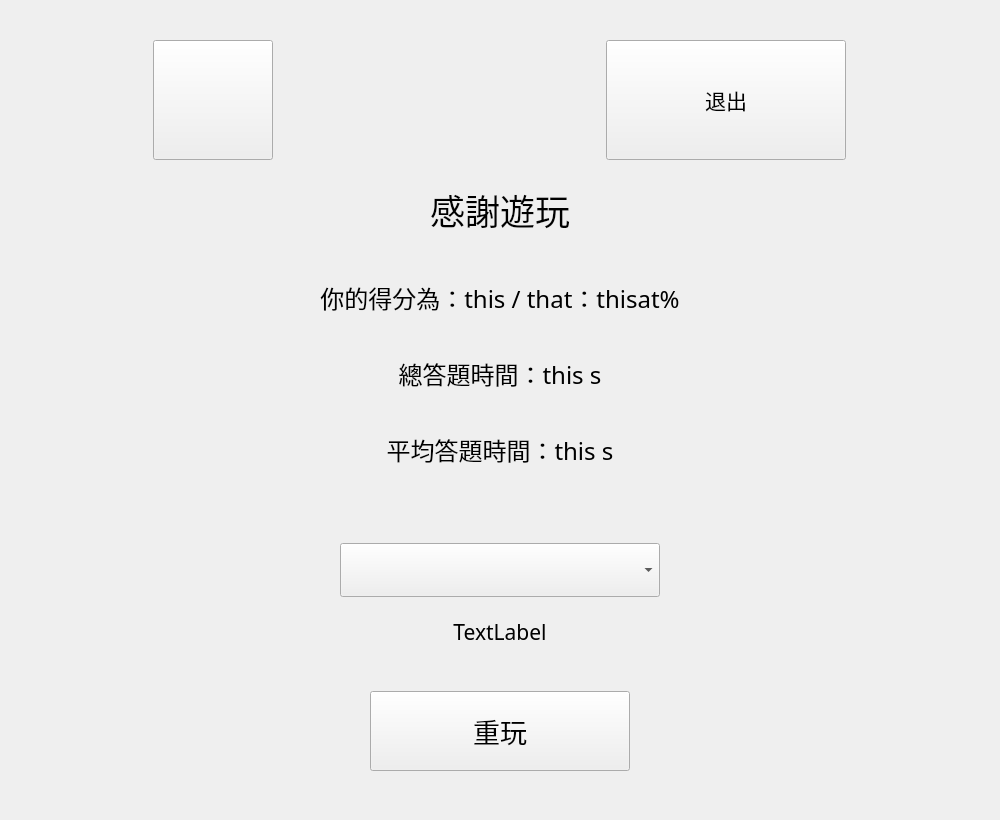
This is GAME/src/ui/outrowidget.ui in hwc20896/ChineseProj_CMake as Qt 5 draws it before an edit. The edited form follows.
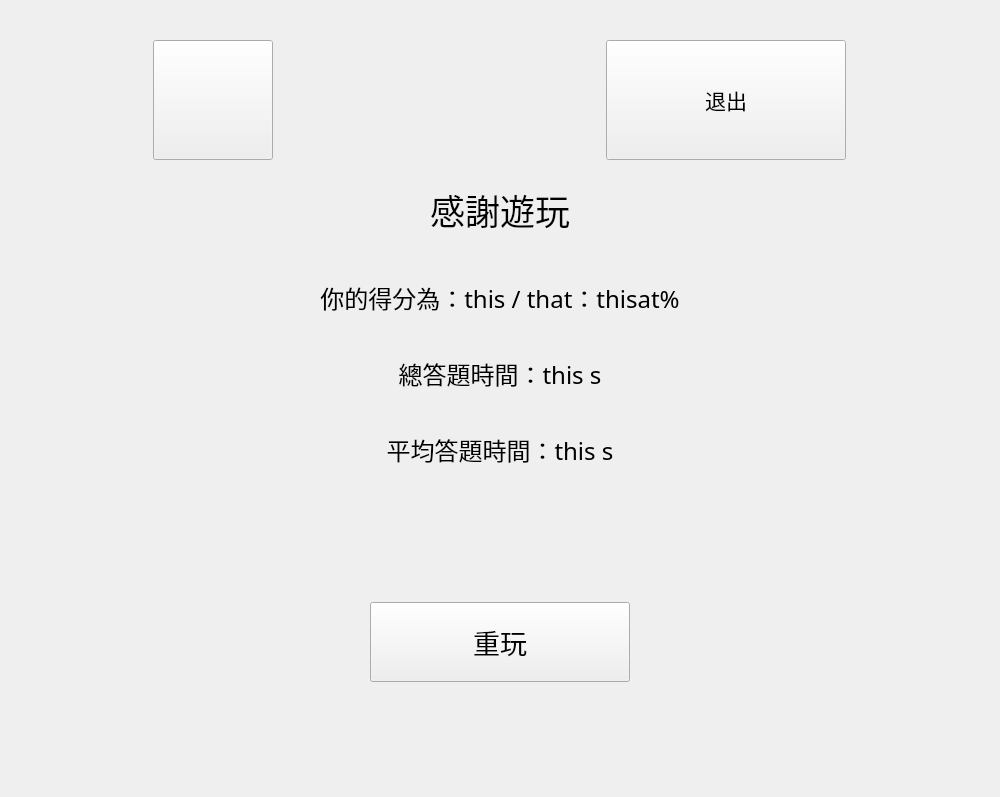
This is the edited form.

Commit message: Combined Gamemode Chooser in intro and outro page for easier management

The edit to the form file:
```diff
--- a/GAME/src/ui/outrowidget.ui
+++ b/GAME/src/ui/outrowidget.ui
@@ -7,7 +7,7 @@
     <x>0</x>
     <y>0</y>
     <width>1000</width>
-    <height>733</height>
+    <height>797</height>
    </rect>
   </property>
   <property name="font">
@@ -202,76 +202,6 @@
      </item>
     </layout>
    </item>
-   <item>
-    <layout class="QVBoxLayout" name="gamemodeLayout">
-     <property name="topMargin">
-      <number>15</number>
-     </property>
-     <property name="bottomMargin">
-      <number>15</number>
-     </property>
-     <item>
-      <layout class="QHBoxLayout" name="horizontalLayout">
-       <item>
-        <widget class="QComboBox" name="featureBox">
-         <property name="sizePolicy">
-          <sizepolicy hsizetype="Preferred" vsizetype="Preferred">
-           <horstretch>0</horstretch>
-           <verstretch>0</verstretch>
-          </sizepolicy>
-         </property>
-         <property name="minimumSize">
-          <size>
-           <width>0</width>
-           <height>0</height>
-          </size>
-         </property>
-         <property name="maximumSize">
-          <size>
-           <width>320</width>
-           <height>90</height>
-          </size>
-         </property>
-         <property name="font">
-          <font>
-           <family>Microsoft JhengHei</family>
-           <pointsize>25</pointsize>
-          </font>
-         </property>
-         <property name="styleSheet">
-          <string notr="true"/>
-         </property>
-         <property name="editable">
-          <bool>false</bool>
-         </property>
-        </widget>
-       </item>
-      </layout>
-     </item>
-     <item>
-      <widget class="QLabel" name="gamemodeExplanation">
-       <property name="maximumSize">
-        <size>
-         <width>16777215</width>
-         <height>50</height>
-        </size>
-       </property>
-       <property name="font">
-        <font>
-         <family>Microsoft JhengHei</family>
-         <pointsize>16</pointsize>
-        </font>
-       </property>
-       <property name="text">
-        <string>TextLabel</string>
-       </property>
-       <property name="alignment">
-        <set>Qt::AlignmentFlag::AlignHCenter|Qt::AlignmentFlag::AlignTop</set>
-       </property>
-      </widget>
-     </item>
-    </layout>
-   </item>
    <item>
     <widget class="QWidget" name="replaySpacer" native="true">
      <layout class="QVBoxLayout" name="verticalLayout_2">
```
Left out of the diff: 2 changed lines with no effect on the pictures. The commit also changes 10 other files.
